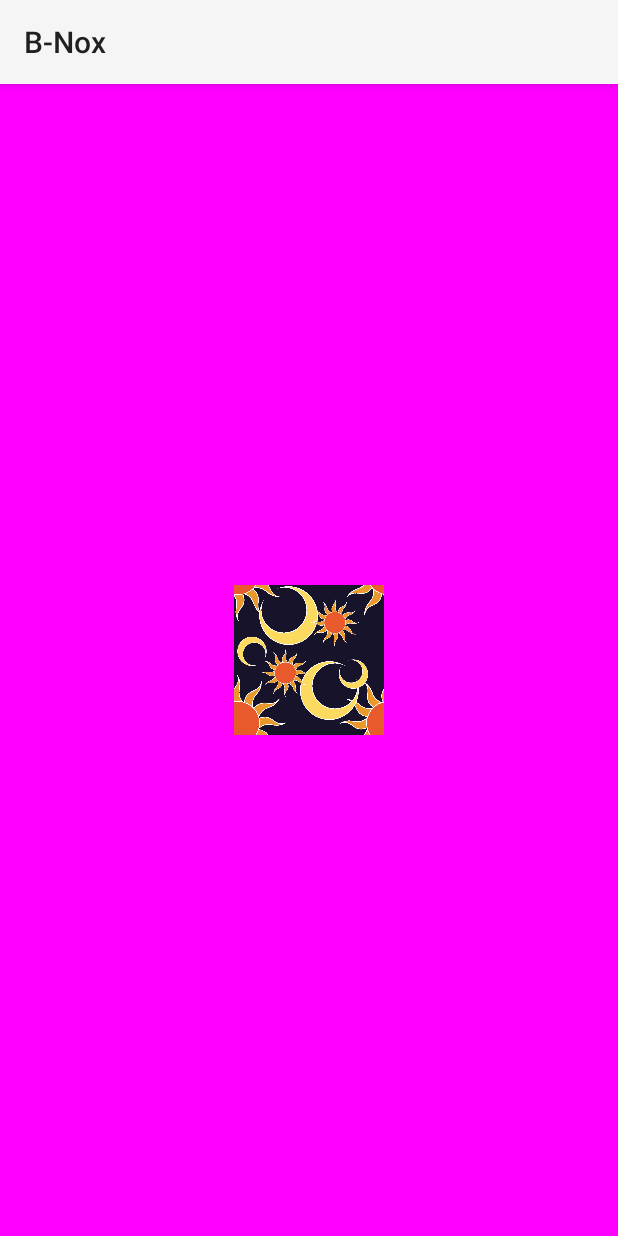
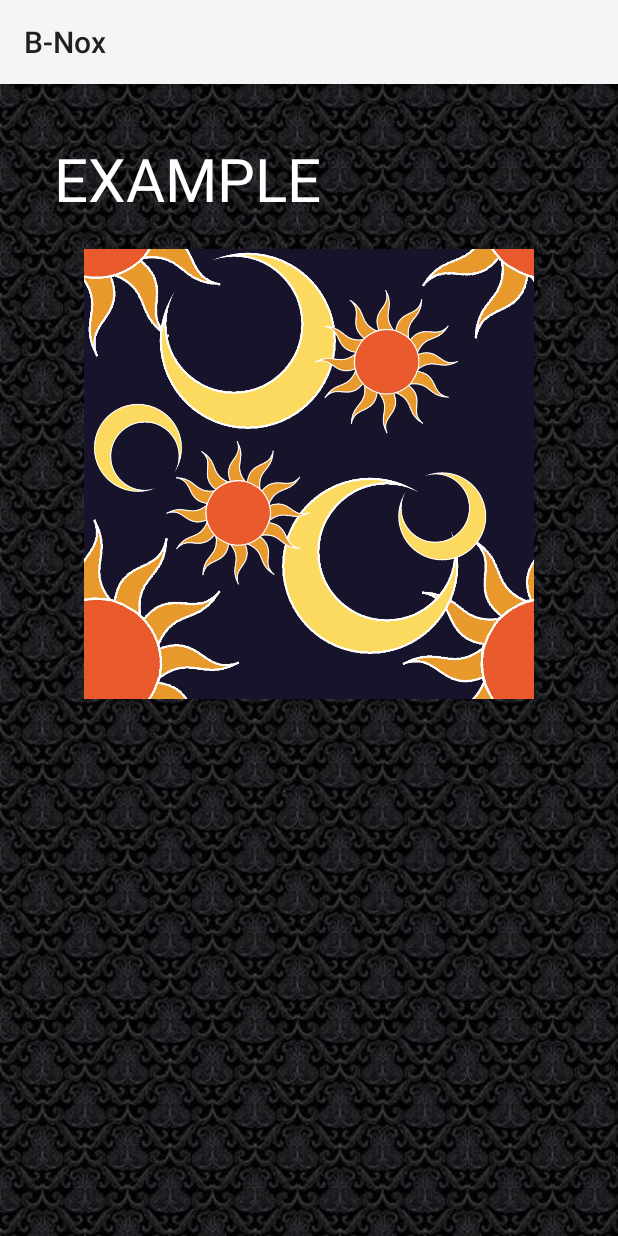
Before and after one commit to B-Nox/android_app, an Android app: the layout activity_detail.xml on its own in the app's theme, with its tools: preview values and no code run, on a phone screen of 412 x 824 dp. Run offline under Robolectric (Android 15) with nearby library versions, the phone set to English and light mode, and no system bars.

Commit message:
WIP detailAct

```diff
--- a/app/build.gradle
+++ b/app/build.gradle
@@ -48,4 +48,5 @@ dependencies {
 
     provided 'org.projectlombok:lombok:1.16.0'
 
+    compile 'com.squareup.picasso:picasso:2.5.2'
 }
--- a/app/src/main/res/layout/activity_detail.xml
+++ b/app/src/main/res/layout/activity_detail.xml
@@ -2,22 +2,34 @@
                 xmlns:tools="http://schemas.android.com/tools"
                 android:layout_width="match_parent"
                 android:layout_height="match_parent"
+                android:keepScreenOn="true"
                 android:paddingLeft="@dimen/activity_horizontal_margin"
                 android:paddingRight="@dimen/activity_horizontal_margin"
                 android:paddingTop="@dimen/activity_vertical_margin"
                 android:paddingBottom="@dimen/activity_vertical_margin"
-                android:background="#F0F"
                 tools:context="it.droidcon.b_nox.activities.DetailActivity">
-
+    <TextView
+        android:layout_width="fill_parent"
+        android:transitionName="title"
+        android:gravity="left"
+        android:layout_height="wrap_content"
+        android:layout_margin="20dp"
+        android:textSize="40dp"
+        style="@style/CodeFont"
+        android:text="EXAMPLE"
+        android:id="@+id/title_content"/>
 
     <ImageView
-        android:layout_centerInParent="true"
-        android:layout_width="100dp"
-        android:layout_height="100dp"
+        android:layout_centerHorizontal="true"
+        android:layout_width="300dp"
+        android:layout_below="@id/title_content"
+        android:layout_height="300dp"
         android:transitionName="image"
         android:background="#FF0"
         android:src="@drawable/sun_moon"
+        android:onClick="back"
         android:id="@+id/img"/>
 
 
+
 </RelativeLayout>
--- a/app/src/main/res/layout/activity_main.xml
+++ b/app/src/main/res/layout/activity_main.xml
@@ -3,6 +3,7 @@
              android:layout_width="match_parent"
              android:layout_height="match_parent"
              android:id="@+id/container"
+             android:keepScreenOn="true"
              android:paddingLeft="@dimen/activity_horizontal_margin"
              android:paddingRight="@dimen/activity_horizontal_margin"
              android:paddingTop="@dimen/activity_vertical_margin"
--- a/app/src/main/res/layout/scene_main_activity_loading.xml
+++ b/app/src/main/res/layout/scene_main_activity_loading.xml
@@ -20,13 +20,15 @@
 
 
         <TextView
-            android:layout_width="wrap_content"
+            android:layout_width="fill_parent"
+            android:gravity="center_horizontal"
             android:layout_height="wrap_content"
             android:text="titolino"
             android:layout_centerHorizontal="true"
             android:elevation="2dp"
             android:layout_above="@+id/img"
             android:id="@+id/title_content"
+            android:transitionName="title"
             android:textSize="50dp"
             android:layout_marginBottom="20dp"
             style="@style/CodeFont"
--- a/app/src/main/res/layout/scene_main_activity_main.xml
+++ b/app/src/main/res/layout/scene_main_activity_main.xml
@@ -26,7 +26,7 @@
         android:layout_height="200dp"
         android:id="@+id/img"
         android:layout_centerInParent="true"
-        android:background="#F0F"/>
+        android:src="@drawable/intro"/>
 
 </RelativeLayout>
 
--- a/app/src/main/res/values/styles.xml
+++ b/app/src/main/res/values/styles.xml
@@ -2,13 +2,29 @@
 
     <!-- Base application theme. -->
     <style name="AppTheme"
-           parent="android:ThemeOverlay.Material.Dark">
+           parent="android:ThemeOverlay.Material.Dark.ActionBar">
+
         <item name="android:windowContentTransitions">true</item>
         <item name="android:windowActivityTransitions">true</item>
         <item name="android:windowSharedElementEnterTransition">@transition/change_image_transform
         </item>
         <item name="android:windowSharedElementExitTransition">@transition/change_image_transform
         </item>
+
+        <!--<item name="android:windowEnterTransition">@android:transition/fade</item>-->
+        <!--<item name="android:windowExitTransition">@android:transition/fade</item>-->
+
+
+        <!--  -->
+
+        <item name="android:windowActionBar">false</item>
+        <item name="android:windowNoTitle">true</item>
+        <item name="android:windowFullscreen">true</item>
+        <!--<item name="android:windowContentOverlay">@null</item>-->
+        <!--<item name="android:windowTranslucentNavigation">true</item>-->
+        <!--<item name="android:windowTranslucentStatus">true</item>-->
+        <!--<item name="android:windowAllowEnterTransitionOverlap">false</item>-->
+
     </style>
 
 </resources>
```
Also changed, not shown: app/src/main/java/it/droidcon/b_nox/activities/DetailActivity.java (+35 -0 lines), app/src/main/java/it/droidcon/b_nox/activities/MainActivity.java (+30 -28 lines), app/src/main/java/it/droidcon/b_nox/data/ArtDetail.java (+11 -27 lines), app/src/main/java/it/droidcon/b_nox/data/FilesDownloader.java (+0 -14 lines), app/src/main/res/drawable/intro.png (added), 2 other files.
